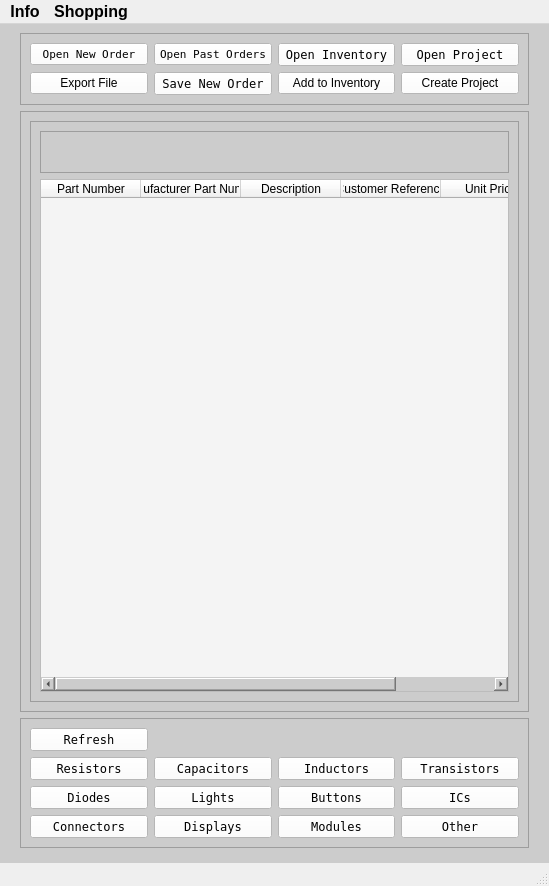
This is Program_Files/gui_app.ui in Thomas1B/Electronics-Inventory-Program as Qt 5 draws it before an edit. The edited form follows.
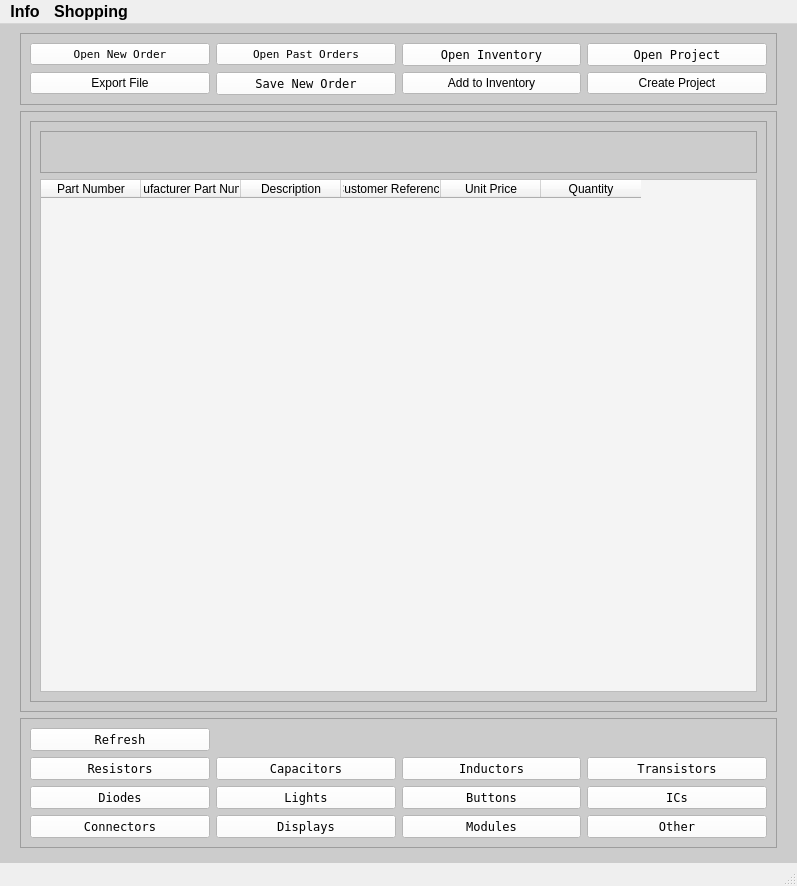
This is the edited form. Icons and pictures are not drawn.

```diff
--- a/Program_Files/gui_app.ui
+++ b/Program_Files/gui_app.ui
@@ -6,7 +6,7 @@
    <rect>
     <x>0</x>
     <y>0</y>
-    <width>549</width>
+    <width>797</width>
     <height>886</height>
    </rect>
   </property>
@@ -622,8 +622,8 @@
     <rect>
      <x>0</x>
      <y>0</y>
-     <width>549</width>
-     <height>20</height>
+     <width>797</width>
+     <height>25</height>
     </rect>
    </property>
    <property name="font">
```
